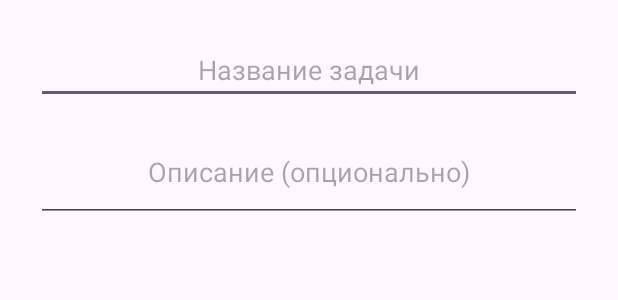
After one commit to any1cando/ToDoListClean, an Android app: the layout dialog_add_task.xml on its own in the app's theme, with its tools: preview values and no code run, on a phone screen of 412 x 824 dp. The commit adds this screen. Shown: the top 300 px of the screen. Run offline under Robolectric (Android 15) with nearby library versions, the phone set to English and light mode, and no system bars.

Commit message:
Разрабатываю реализацию по чистой архитектуре под UseCase - AddTask (реализовывает логику добавления задачи при нажатии на кнопку "+" в правом нижнем углу, заполнении данных задачи (title, description) и нажатии "Добавить", используя сущность "Task"). Добавил в "app" модуле кнопку при нажатии, а также диалоговое окно. - Следующая цель: сделать ViewModel и связать его с самим UseCase.

```diff
--- a/app/build.gradle.kts
+++ b/app/build.gradle.kts
@@ -43,11 +43,13 @@ android {
 
 dependencies {
 
+    // Jetpack Navigation dependency
     implementation(libs.androidx.navigation.fragment.ktx)
     implementation(libs.androidx.navigation.ui.ktx)
 
-    implementation("com.google.dagger:hilt-android:2.56.1")
-    kapt("com.google.dagger:hilt-compiler:2.56.1")
+    // Hilt dependency
+    implementation(libs.hilt.android)
+    kapt(libs.hilt.compiler)
 
 
     implementation(libs.androidx.core.ktx)
--- a/app/src/main/java/com/panevrn/kumantsovtodolist/ui/main/MainActivity.kt
+++ b/app/src/main/java/com/panevrn/kumantsovtodolist/ui/main/MainActivity.kt
@@ -10,7 +10,6 @@ import dagger.hilt.android.AndroidEntryPoint
 class MainActivity : AppCompatActivity() {
     override fun onCreate(savedInstanceState: Bundle?) {
         super.onCreate(savedInstanceState)
-        enableEdgeToEdge()
         setContentView(R.layout.activity_main)
 
     }
--- /dev/null
+++ b/app/src/main/res/drawable/circle_background.xml
@@ -0,0 +1,6 @@
+<?xml version="1.0" encoding="utf-8"?>
+<shape xmlns:android="http://schemas.android.com/apk/res/android"
+    android:shape="oval">
+    <solid android:color="@color/black" />
+    <size android:width="48dp" android:height="48dp"/>
+</shape>
--- /dev/null
+++ b/app/src/main/res/drawable/ic_add_task.xml
@@ -0,0 +1,5 @@
+<vector xmlns:android="http://schemas.android.com/apk/res/android" android:height="36dp" android:viewportHeight="960" android:viewportWidth="960" android:width="36dp">
+
+    <path android:fillColor="@color/white" android:pathData="M446.67,513.33L200,513.33v-66.66h246.67L446.67,200h66.66v246.67L760,446.67v66.66L513.33,513.33L513.33,760h-66.66v-246.67Z"/>
+
+</vector>
--- /dev/null
+++ b/app/src/main/res/layout/dialog_add_task.xml
@@ -0,0 +1,29 @@
+<?xml version="1.0" encoding="utf-8"?>
+<LinearLayout xmlns:android="http://schemas.android.com/apk/res/android"
+    android:layout_width="match_parent"
+    android:layout_height="wrap_content"
+    android:orientation="vertical"
+    android:padding="24dp">
+
+    <EditText
+        android:id="@+id/etTitle"
+        android:layout_width="match_parent"
+        android:layout_height="wrap_content"
+        android:hint="Название задачи"
+        android:maxLines="1"
+        android:gravity="center"
+        android:inputType="text" />
+
+    <EditText
+        android:id="@+id/etDescription"
+        android:layout_width="match_parent"
+        android:layout_height="wrap_content"
+        android:hint="Описание (опционально)"
+        android:gravity="center"
+        android:inputType="textMultiLine"
+        android:minLines="2"
+        android:maxLines="5"
+        android:scrollbars="vertical"
+        android:overScrollMode="always"
+        android:layout_marginTop="12dp" />
+</LinearLayout>
```
Also changed, not shown: app/src/main/java/com/panevrn/kumantsovtodolist/ui/tasklist/TaskListFragment.kt (+48 -8 lines), app/src/main/res/layout/fragment_task_list.xml (+17 -10 lines).
